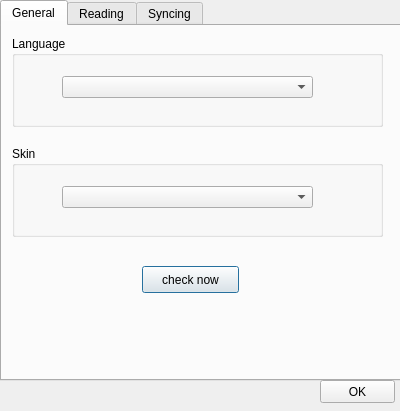
First picture: the form in src/ui/wizpreferencedialog.ui, repository WizTeam/WizQTClient, before the edit.
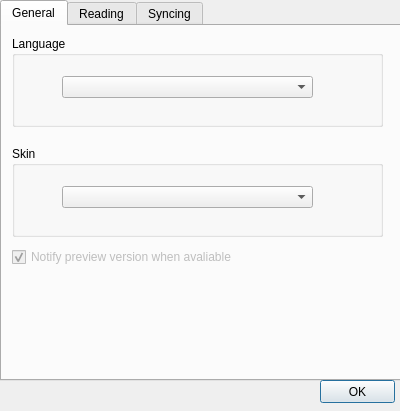
Second picture: the form after the edit.

What changed in the file:
```diff
--- a/src/ui/wizpreferencedialog.ui
+++ b/src/ui/wizpreferencedialog.ui
@@ -93,17 +93,23 @@
       </property>
      </widget>
     </widget>
-    <widget class="QPushButton" name="buttonCheckUpgrade">
+    <widget class="QCheckBox" name="checkBox">
+     <property name="enabled">
+      <bool>false</bool>
+     </property>
      <property name="geometry">
       <rect>
-       <x>140</x>
-       <y>240</y>
-       <width>97</width>
-       <height>27</height>
+       <x>10</x>
+       <y>220</y>
+       <width>341</width>
+       <height>22</height>
       </rect>
      </property>
      <property name="text">
-      <string>check now</string>
+      <string>Notify preview version when avaliable</string>
+     </property>
+     <property name="checked">
+      <bool>true</bool>
      </property>
     </widget>
    </widget>
```
